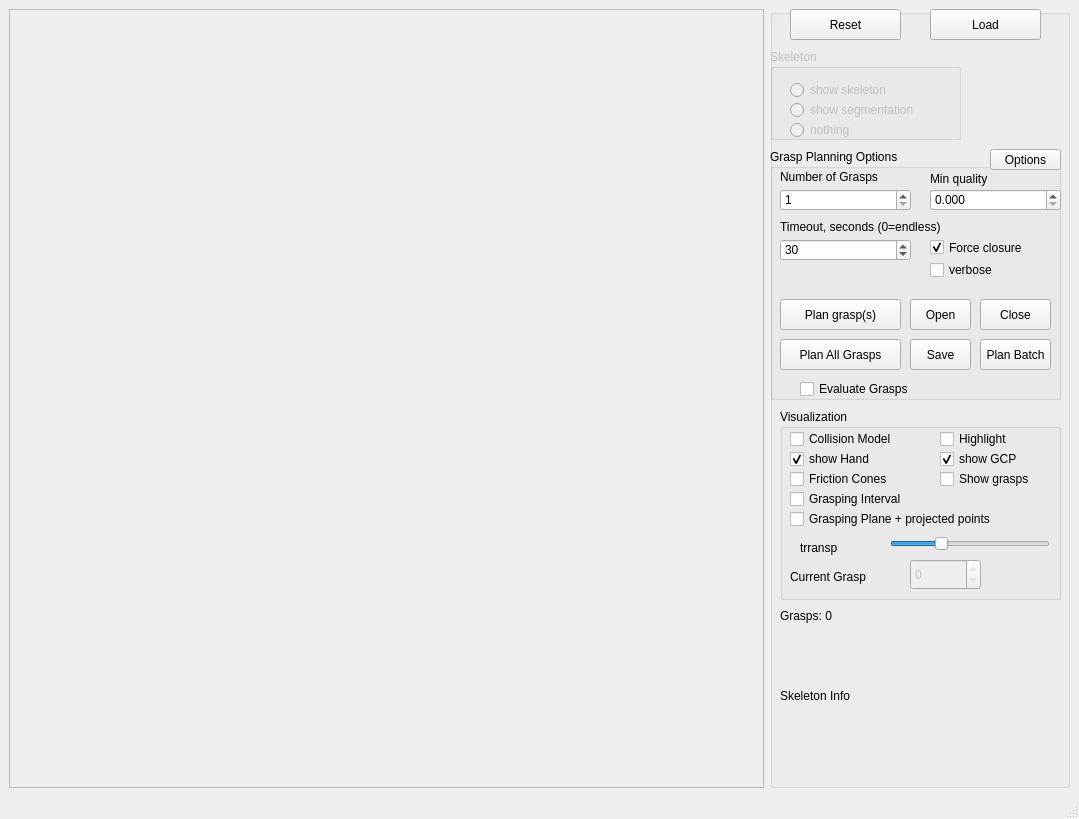
First picture: the form in Tools/SkeletonGraspPlanner/SkeletonGraspPlanner.ui, repository ProtolabSBRE/simox-cgal, before the edit.
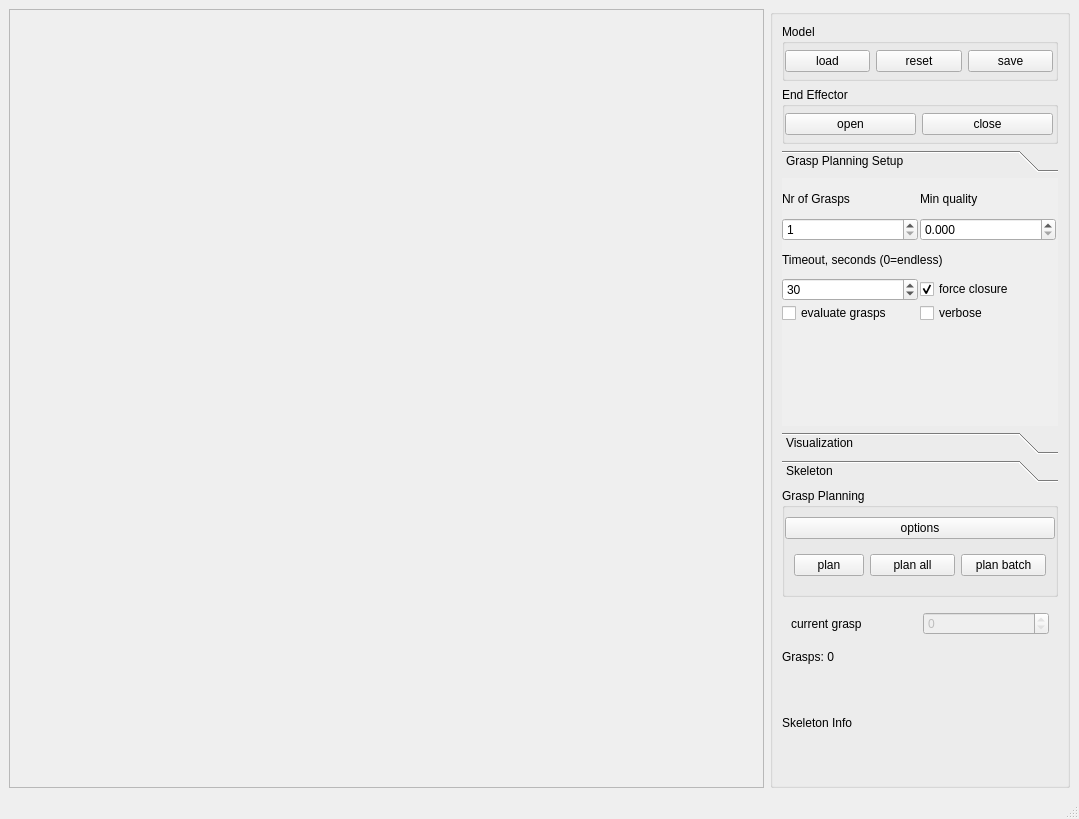
Second picture: the form after the edit.

```diff
--- a/Tools/SkeletonGraspPlanner/SkeletonGraspPlanner.ui
+++ b/Tools/SkeletonGraspPlanner/SkeletonGraspPlanner.ui
@@ -36,130 +36,185 @@
       <property name="title">
        <string/>
       </property>
+      <layout class="QVBoxLayout" name="verticalLayout">
+       <item>
+        <widget class="QFrame" name="frame_2">
+         <property name="minimumSize">
+          <size>
+           <width>0</width>
+           <height>120</height>
+          </size>
+         </property>
+         <layout class="QVBoxLayout" name="verticalLayout_2">
+          <property name="leftMargin">
+           <number>0</number>
+          </property>
+          <property name="topMargin">
+           <number>0</number>
+          </property>
+          <property name="rightMargin">
+           <number>0</number>
+          </property>
+          <property name="bottomMargin">
+           <number>0</number>
+          </property>
+          <item>
+           <widget class="QGroupBox" name="groupBox_3">
+            <property name="title">
+             <string>Model</string>
+            </property>
+            <layout class="QHBoxLayout" name="horizontalLayout">
+             <property name="leftMargin">
+              <number>0</number>
+             </property>
+             <property name="topMargin">
+              <number>0</number>
+             </property>
+             <property name="rightMargin">
+              <number>2</number>
+             </property>
+             <property name="bottomMargin">
+              <number>0</number>
+             </property>
+             <item>
+              <widget class="QPushButton" name="pushButtonLoadData">
+               <property name="text">
+                <string>load</string>
+               </property>
+              </widget>
+             </item>
+             <item>
       <widget class="QPushButton" name="pushButtonReset">
-       <property name="geometry">
-        <rect>
-         <x>20</x>
-         <y>0</y>
-         <width>111</width>
-         <height>31</height>
-        </rect>
-       </property>
        <property name="text">
-        <string>Reset</string>
-       </property>
-      </widget>
-      <widget class="QGroupBox" name="groupBoxGrasping">
-       <property name="geometry">
-        <rect>
-         <x>0</x>
-         <y>140</y>
-         <width>291</width>
-         <height>251</height>
-        </rect>
-       </property>
+                <string>reset</string>
+               </property>
+              </widget>
+             </item>
+             <item>
+              <widget class="QPushButton" name="pushButtonSave">
+               <property name="text">
+                <string>save</string>
+               </property>
+              </widget>
+             </item>
+            </layout>
+           </widget>
+          </item>
+          <item>
+           <widget class="QGroupBox" name="groupBox_4">
        <property name="title">
-        <string>Grasp Planning Options</string>
-       </property>
-       <widget class="QCheckBox" name="checkBoxFoceClosure">
-        <property name="geometry">
-         <rect>
-          <x>160</x>
-          <y>90</y>
-          <width>121</width>
-          <height>17</height>
-         </rect>
-        </property>
+             <string>End Effector</string>
+            </property>
+            <layout class="QHBoxLayout" name="horizontalLayout_2">
+             <property name="leftMargin">
+              <number>0</number>
+             </property>
+             <property name="topMargin">
+              <number>0</number>
+             </property>
+             <property name="rightMargin">
+              <number>2</number>
+             </property>
+             <property name="bottomMargin">
+              <number>0</number>
+             </property>
+             <item>
+              <widget class="QPushButton" name="pushButtonOpen">
         <property name="text">
-         <string>Force closure</string>
-        </property>
-        <property name="checked">
-         <bool>true</bool>
-        </property>
-       </widget>
-       <widget class="QSpinBox" name="spinBoxGraspNumber">
+                <string>open</string>
+               </property>
+              </widget>
+             </item>
+             <item>
+              <widget class="QPushButton" name="pushButtonClose">
+               <property name="text">
+                <string>close</string>
+               </property>
+              </widget>
+             </item>
+            </layout>
+           </widget>
+          </item>
+         </layout>
+        </widget>
+       </item>
+       <item>
+        <widget class="QToolBox" name="toolBox">
+         <property name="minimumSize">
+          <size>
+           <width>0</width>
+           <height>200</height>
+          </size>
+         </property>
+         <property name="currentIndex">
+          <number>0</number>
+         </property>
+         <widget class="QWidget" name="options">
         <property name="geometry">
          <rect>
-          <x>10</x>
-          <y>40</y>
-          <width>131</width>
-          <height>22</height>
-         </rect>
-        </property>
-        <property name="minimum">
-         <number>1</number>
-        </property>
-        <property name="maximum">
-         <number>10000000</number>
-        </property>
-       </widget>
+            <x>0</x>
+            <y>0</y>
+            <width>274</width>
+            <height>196</height>
+           </rect>
+          </property>
+          <attribute name="label">
+           <string>Grasp Planning Setup</string>
+          </attribute>
+          <widget class="QFrame" name="frameGrasping">
+           <property name="geometry">
+            <rect>
+             <x>0</x>
+             <y>4</y>
+             <width>274</width>
+             <height>141</height>
+            </rect>
+           </property>
+           <layout class="QGridLayout" name="gridLayout_2">
+            <property name="leftMargin">
+             <number>0</number>
+            </property>
+            <property name="topMargin">
+             <number>0</number>
+            </property>
+            <property name="rightMargin">
+             <number>0</number>
+            </property>
+            <property name="bottomMargin">
+             <number>0</number>
+            </property>
+            <property name="spacing">
+             <number>2</number>
+            </property>
+            <item row="1" column="0">
        <widget class="QLabel" name="label_11">
-        <property name="geometry">
-         <rect>
-          <x>10</x>
-          <y>20</y>
-          <width>141</width>
-          <height>16</height>
-         </rect>
-        </property>
         <property name="text">
-         <string>Number of Grasps</string>
-        </property>
-       </widget>
+               <string>Nr of Grasps</string>
+              </property>
+             </widget>
+            </item>
+            <item row="5" column="0">
+             <widget class="QSpinBox" name="spinBoxTimeOut">
+              <property name="minimum">
+               <number>0</number>
+              </property>
+              <property name="maximum">
+               <number>10000000</number>
+              </property>
+              <property name="value">
+               <number>30</number>
+              </property>
+             </widget>
+            </item>
+            <item row="4" column="0" colspan="2">
        <widget class="QLabel" name="label_12">
-        <property name="geometry">
-         <rect>
-          <x>10</x>
-          <y>70</y>
-          <width>231</width>
-          <height>16</height>
-         </rect>
-        </property>
         <property name="text">
          <string>Timeout, seconds (0=endless)</string>
         </property>
        </widget>
-       <widget class="QSpinBox" name="spinBoxTimeOut">
-        <property name="geometry">
-         <rect>
-          <x>10</x>
-          <y>90</y>
-          <width>131</width>
-          <height>22</height>
-         </rect>
-        </property>
-        <property name="minimum">
-         <number>0</number>
-        </property>
-        <property name="maximum">
-         <number>10000000</number>
-        </property>
-        <property name="value">
-         <number>30</number>
-        </property>
-       </widget>
-       <widget class="QLabel" name="label_13">
-        <property name="geometry">
-         <rect>
-          <x>160</x>
-          <y>20</y>
-          <width>121</width>
-          <height>20</height>
-         </rect>
-        </property>
-        <property name="text">
-         <string>Min quality</string>
-        </property>
-       </widget>
+            </item>
+            <item row="3" column="1">
        <widget class="QDoubleSpinBox" name="doubleSpinBoxQuality">
-        <property name="geometry">
-         <rect>
-          <x>160</x>
-          <y>40</y>
-          <width>131</width>
-          <height>22</height>
-         </rect>
-        </property>
         <property name="decimals">
          <number>3</number>
         </property>
@@ -170,306 +225,119 @@
          <double>0.001000000000000</double>
         </property>
        </widget>
-       <widget class="QPushButton" name="pushButtonSave">
-        <property name="geometry">
-         <rect>
-          <x>140</x>
-          <y>190</y>
-          <width>61</width>
-          <height>31</height>
-         </rect>
-        </property>
+            </item>
+            <item row="5" column="1">
+             <widget class="QCheckBox" name="checkBoxFoceClosure">
         <property name="text">
-         <string>Save</string>
-        </property>
-       </widget>
-       <widget class="QPushButton" name="pushButtonClose">
-        <property name="geometry">
-         <rect>
-          <x>210</x>
-          <y>150</y>
-          <width>71</width>
-          <height>31</height>
-         </rect>
-        </property>
-        <property name="text">
-         <string>Close</string>
-        </property>
-       </widget>
-       <widget class="QPushButton" name="pushButtonPlan">
-        <property name="geometry">
-         <rect>
-          <x>10</x>
-          <y>150</y>
-          <width>121</width>
-          <height>31</height>
-         </rect>
-        </property>
+               <string>force closure</string>
+              </property>
+              <property name="checked">
+               <bool>true</bool>
+              </property>
+             </widget>
+            </item>
+            <item row="3" column="0">
+             <widget class="QSpinBox" name="spinBoxGraspNumber">
+              <property name="minimum">
+               <number>1</number>
+              </property>
+              <property name="maximum">
+               <number>10000000</number>
+              </property>
+             </widget>
+            </item>
+            <item row="1" column="1">
+             <widget class="QLabel" name="label_13">
         <property name="text">
-         <string>Plan grasp(s)</string>
-        </property>
-       </widget>
-       <widget class="QPushButton" name="pushButtonOpen">
-        <property name="geometry">
-         <rect>
-          <x>140</x>
-          <y>150</y>
-          <width>61</width>
-          <height>31</height>
-         </rect>
-        </property>
+               <string>Min quality</string>
+              </property>
+             </widget>
+            </item>
+            <item row="7" column="0">
+             <widget class="QCheckBox" name="checkBoxEvaluateGrasps">
         <property name="text">
-         <string>Open</string>
-        </property>
-       </widget>
+               <string>evaluate grasps</string>
+              </property>
+             </widget>
+            </item>
+            <item row="7" column="1">
        <widget class="QCheckBox" name="checkBoxVerbose">
-        <property name="geometry">
-         <rect>
-          <x>160</x>
-          <y>110</y>
-          <width>97</width>
-          <height>22</height>
-         </rect>
-        </property>
         <property name="text">
          <string>verbose</string>
         </property>
        </widget>
-       <widget class="QPushButton" name="pushButtonPlanAll">
-        <property name="geometry">
-         <rect>
-          <x>10</x>
-          <y>190</y>
-          <width>121</width>
-          <height>31</height>
-         </rect>
-        </property>
-        <property name="text">
-         <string>Plan All Grasps</string>
-        </property>
-       </widget>
-       <widget class="QPushButton" name="pushButtonPlanBatch">
-        <property name="geometry">
-         <rect>
-          <x>210</x>
-          <y>190</y>
-          <width>71</width>
-          <height>31</height>
-         </rect>
-        </property>
-        <property name="text">
-         <string>Plan Batch</string>
-        </property>
-       </widget>
-       <widget class="QPushButton" name="pushButtonOptions">
-        <property name="geometry">
-         <rect>
-          <x>220</x>
-          <y>0</y>
-          <width>71</width>
-          <height>21</height>
-         </rect>
-        </property>
-        <property name="text">
-         <string>Options</string>
-        </property>
-       </widget>
-       <widget class="QCheckBox" name="checkBoxEvaluateGrasps">
-        <property name="geometry">
-         <rect>
-          <x>30</x>
-          <y>230</y>
-          <width>251</width>
-          <height>20</height>
-         </rect>
-        </property>
-        <property name="text">
-         <string>Evaluate Grasps</string>
-        </property>
-       </widget>
-      </widget>
-      <widget class="QPushButton" name="pushButtonLoadData">
-       <property name="geometry">
-        <rect>
-         <x>160</x>
-         <y>0</y>
-         <width>111</width>
-         <height>31</height>
-        </rect>
-       </property>
-       <property name="text">
-        <string>Load</string>
-       </property>
-      </widget>
-      <widget class="QGroupBox" name="groupBoxSkeleton">
-       <property name="enabled">
-        <bool>false</bool>
-       </property>
+            </item>
+           </layout>
+          </widget>
+         </widget>
+         <widget class="QWidget" name="visu">
        <property name="geometry">
         <rect>
          <x>0</x>
-         <y>40</y>
-         <width>191</width>
-         <height>91</height>
-        </rect>
-       </property>
-       <property name="title">
-        <string>Skeleton</string>
-       </property>
-       <property name="flat">
-        <bool>false</bool>
-       </property>
-       <property name="checkable">
-        <bool>false</bool>
-       </property>
-       <property name="checked">
-        <bool>false</bool>
-       </property>
-       <widget class="QRadioButton" name="radioButtonSkeleton">
-        <property name="geometry">
-         <rect>
-          <x>20</x>
-          <y>30</y>
-          <width>171</width>
-          <height>22</height>
-         </rect>
-        </property>
-        <property name="text">
-         <string>show skeleton</string>
-        </property>
-       </widget>
-       <widget class="QRadioButton" name="radioButtonSegmentation">
-        <property name="geometry">
-         <rect>
-          <x>20</x>
-          <y>50</y>
-          <width>171</width>
-          <height>22</height>
-         </rect>
-        </property>
-        <property name="text">
-         <string>show segmentation</string>
-        </property>
-       </widget>
-       <widget class="QRadioButton" name="radioButtonNothing">
-        <property name="geometry">
-         <rect>
-          <x>20</x>
-          <y>70</y>
-          <width>171</width>
-          <height>22</height>
-         </rect>
-        </property>
-        <property name="text">
-         <string>nothing</string>
-        </property>
-       </widget>
-      </widget>
-      <widget class="QLabel" name="labelSkeleton">
-       <property name="geometry">
-        <rect>
-         <x>10</x>
-         <y>680</y>
-         <width>281</width>
-         <height>81</height>
-        </rect>
-       </property>
-       <property name="text">
-        <string>Skeleton Info</string>
-       </property>
-       <property name="alignment">
-        <set>Qt::AlignLeading|Qt::AlignLeft|Qt::AlignTop</set>
-       </property>
-      </widget>
-      <widget class="QGroupBox" name="groupBoxVisualization">
-       <property name="geometry">
-        <rect>
-         <x>10</x>
-         <y>400</y>
-         <width>281</width>
-         <height>191</height>
-        </rect>
-       </property>
-       <property name="title">
+            <y>0</y>
+            <width>274</width>
+            <height>196</height>
+           </rect>
+          </property>
+          <attribute name="label">
         <string>Visualization</string>
-       </property>
-       <widget class="QCheckBox" name="checkBoxGrasps">
+          </attribute>
+          <widget class="QFrame" name="frameVisualization">
         <property name="geometry">
          <rect>
-          <x>160</x>
-          <y>60</y>
-          <width>111</width>
-          <height>20</height>
-         </rect>
-        </property>
-        <property name="text">
-         <string>Show grasps</string>
-        </property>
-       </widget>
-       <widget class="QCheckBox" name="checkBoxCones">
-        <property name="geometry">
-         <rect>
-          <x>10</x>
-          <y>60</y>
-          <width>131</width>
-          <height>20</height>
-         </rect>
-        </property>
-        <property name="text">
-         <string>Friction Cones</string>
-        </property>
-       </widget>
+             <x>0</x>
+             <y>0</y>
+             <width>285</width>
+             <height>141</height>
+            </rect>
+           </property>
+           <property name="minimumSize">
+            <size>
+             <width>0</width>
+             <height>0</height>
+            </size>
+           </property>
+           <layout class="QGridLayout" name="gridLayout_4">
+            <item row="0" column="0" colspan="2">
        <widget class="QCheckBox" name="checkBoxColModel">
-        <property name="geometry">
-         <rect>
-          <x>10</x>
-          <y>20</y>
-          <width>161</width>
-          <height>20</height>
-         </rect>
-        </property>
         <property name="text">
-         <string>Collision Model</string>
-        </property>
-       </widget>
+               <string>collision model</string>
+              </property>
+             </widget>
+            </item>
+            <item row="0" column="2">
        <widget class="QCheckBox" name="checkBoxHand">
-        <property name="geometry">
-         <rect>
-          <x>10</x>
-          <y>40</y>
-          <width>131</width>
-          <height>20</height>
-         </rect>
-        </property>
         <property name="text">
-         <string>show Hand</string>
+               <string>show hand</string>
         </property>
         <property name="checked">
          <bool>true</bool>
         </property>
        </widget>
-       <widget class="QCheckBox" name="checkBoxHighlight">
-        <property name="geometry">
-         <rect>
-          <x>160</x>
-          <y>20</y>
-          <width>111</width>
-          <height>20</height>
-         </rect>
-        </property>
+            </item>
+            <item row="1" column="0" colspan="2">
+             <widget class="QCheckBox" name="checkBoxCones">
+              <property name="text">
+               <string>friction cones</string>
+              </property>
+             </widget>
+            </item>
+            <item row="1" column="2">
+             <widget class="QCheckBox" name="checkBoxGrasps">
         <property name="text">
-         <string>Highlight</string>
-        </property>
-       </widget>
+               <string>show grasps</string>
+              </property>
+             </widget>
+            </item>
+            <item row="2" column="0" colspan="2">
+             <widget class="QCheckBox" name="checkBoxGraspingInterval">
+              <property name="text">
+               <string>grasping interval</string>
+              </property>
+             </widget>
+            </item>
+            <item row="2" column="2">
        <widget class="QCheckBox" name="checkBoxGCP">
-        <property name="geometry">
-         <rect>
-          <x>160</x>
-          <y>40</y>
-          <width>111</width>
-          <height>20</height>
-         </rect>
-        </property>
         <property name="text">
          <string>show GCP</string>
         </property>
@@ -477,73 +345,23 @@
          <bool>true</bool>
         </property>
        </widget>
-       <widget class="QSpinBox" name="spinBoxGraspNumberPlanned">
-        <property name="enabled">
-         <bool>false</bool>
-        </property>
-        <property name="geometry">
-         <rect>
-          <x>130</x>
-          <y>150</y>
-          <width>71</width>
-          <height>31</height>
-         </rect>
-        </property>
-        <property name="minimum">
-         <number>0</number>
-        </property>
-        <property name="maximum">
-         <number>0</number>
-        </property>
-       </widget>
-       <widget class="QLabel" name="label_14">
-        <property name="geometry">
-         <rect>
-          <x>10</x>
-          <y>160</y>
-          <width>121</width>
-          <height>16</height>
-         </rect>
-        </property>
-        <property name="text">
-         <string>Current Grasp</string>
-        </property>
-       </widget>
-       <widget class="QCheckBox" name="checkBoxGraspingInterval">
-        <property name="geometry">
-         <rect>
-          <x>10</x>
-          <y>80</y>
-          <width>141</width>
-          <height>20</height>
-         </rect>
-        </property>
-        <property name="text">
-         <string>Grasping Interval</string>
-        </property>
-       </widget>
+            </item>
+            <item row="3" column="0" colspan="3">
        <widget class="QCheckBox" name="checkBoxGraspingPlane">
-        <property name="geometry">
-         <rect>
-          <x>10</x>
-          <y>100</y>
-          <width>281</width>
-          <height>20</height>
-         </rect>
-        </property>
+              <property name="text">
+               <string>grasping plane + projected points</string>
+              </property>
+             </widget>
+            </item>
+            <item row="4" column="0">
+             <widget class="QLabel" name="label">
         <property name="text">
-         <string>Grasping Plane + projected points</string>
-        </property>
-       </widget>
+               <string>transparency</string>
+              </property>
+             </widget>
+            </item>
+            <item row="4" column="1" colspan="2">
        <widget class="QSlider" name="horizontalSliderTr">
-        <property name="geometry">
-         <rect>
-          <x>110</x>
-          <y>120</y>
-          <width>160</width>
-          <height>29</height>
-         </rect>
-        </property>
         <property name="maximum">
          <number>100</number>
         </property>
@@ -554,28 +372,163 @@
          <enum>Qt::Horizontal</enum>
         </property>
        </widget>
-       <widget class="QLabel" name="label">
+            </item>
+           </layout>
+          </widget>
+         </widget>
+         <widget class="QWidget" name="skeleton">
         <property name="geometry">
          <rect>
-          <x>20</x>
-          <y>130</y>
-          <width>67</width>
-          <height>17</height>
-         </rect>
-        </property>
+            <x>0</x>
+            <y>0</y>
+            <width>274</width>
+            <height>196</height>
+           </rect>
+          </property>
+          <attribute name="label">
+           <string>Skeleton</string>
+          </attribute>
+          <widget class="QFrame" name="frameSkeleton">
+           <property name="enabled">
+            <bool>false</bool>
+           </property>
+           <property name="geometry">
+            <rect>
+             <x>10</x>
+             <y>0</y>
+             <width>261</width>
+             <height>101</height>
+            </rect>
+           </property>
+           <property name="minimumSize">
+            <size>
+             <width>0</width>
+             <height>100</height>
+            </size>
+           </property>
+           <layout class="QVBoxLayout" name="verticalLayout_5">
+            <item>
+             <widget class="QRadioButton" name="radioButtonSkeleton">
         <property name="text">
-         <string>trransp</string>
-        </property>
-       </widget>
-      </widget>
+               <string>show skeleton</string>
+              </property>
+             </widget>
+            </item>
+            <item>
+             <widget class="QRadioButton" name="radioButtonSegmentation">
+              <property name="text">
+               <string>show segmentation</string>
+              </property>
+             </widget>
+            </item>
+            <item>
+             <widget class="QRadioButton" name="radioButtonNothing">
+              <property name="text">
+               <string>don't show</string>
+              </property>
+             </widget>
+            </item>
+           </layout>
+          </widget>
+         </widget>
+        </widget>
+       </item>
+       <item>
+        <widget class="QGroupBox" name="groupBox_5">
+         <property name="title">
+          <string>Grasp Planning</string>
+         </property>
+         <layout class="QVBoxLayout" name="verticalLayout_4">
+          <property name="leftMargin">
+           <number>0</number>
+          </property>
+          <property name="rightMargin">
+           <number>0</number>
+          </property>
+          <item>
+           <widget class="QPushButton" name="pushButtonOptions">
+            <property name="text">
+             <string>options</string>
+            </property>
+           </widget>
+          </item>
+          <item>
+           <widget class="QWidget" name="widget" native="true">
+            <layout class="QHBoxLayout" name="horizontalLayout_5">
+             <item>
+              <widget class="QPushButton" name="pushButtonPlan">
+               <property name="maximumSize">
+                <size>
+                 <width>70</width>
+                 <height>16777215</height>
+                </size>
+               </property>
+               <property name="text">
+                <string>plan</string>
+               </property>
+              </widget>
+             </item>
+             <item>
+              <widget class="QPushButton" name="pushButtonPlanAll">
+               <property name="text">
+                <string>plan all</string>
+               </property>
+              </widget>
+             </item>
+             <item>
+              <widget class="QPushButton" name="pushButtonPlanBatch">
+               <property name="minimumSize">
+                <size>
+                 <width>80</width>
+                 <height>0</height>
+                </size>
+               </property>
+               <property name="text">
+                <string>plan batch</string>
+               </property>
+              </widget>
+             </item>
+            </layout>
+           </widget>
+          </item>
+         </layout>
+         <zorder>widget</zorder>
+         <zorder>pushButtonOptions</zorder>
+        </widget>
+       </item>
+       <item>
+        <widget class="QWidget" name="widget_2" native="true">
+         <layout class="QHBoxLayout" name="horizontalLayout_4">
+          <item>
+           <widget class="QLabel" name="label_14">
+            <property name="text">
+             <string>current grasp</string>
+            </property>
+           </widget>
+          </item>
+          <item>
+           <widget class="QSpinBox" name="spinBoxGraspNumberPlanned">
+            <property name="enabled">
+             <bool>false</bool>
+            </property>
+            <property name="minimum">
+             <number>0</number>
+            </property>
+            <property name="maximum">
+             <number>0</number>
+            </property>
+           </widget>
+          </item>
+         </layout>
+        </widget>
+       </item>
+       <item>
       <widget class="QLabel" name="labelInfo">
-       <property name="geometry">
-        <rect>
-         <x>10</x>
-         <y>600</y>
-         <width>281</width>
-         <height>81</height>
-        </rect>
+         <property name="minimumSize">
+          <size>
+           <width>0</width>
+           <height>60</height>
+          </size>
        </property>
        <property name="text">
         <string>Grasps: 0</string>
@@ -584,6 +537,24 @@
         <set>Qt::AlignLeading|Qt::AlignLeft|Qt::AlignTop</set>
        </property>
       </widget>
+       </item>
+       <item>
+        <widget class="QLabel" name="labelSkeleton">
+         <property name="minimumSize">
+          <size>
+           <width>0</width>
+           <height>60</height>
+          </size>
+         </property>
+         <property name="text">
+          <string>Skeleton Info</string>
+         </property>
+         <property name="alignment">
+          <set>Qt::AlignLeading|Qt::AlignLeft|Qt::AlignTop</set>
+         </property>
+        </widget>
+       </item>
+      </layout>
      </widget>
     </item>
    </layout>
```
Lines whose indentation alone changed are shown as unchanged.
